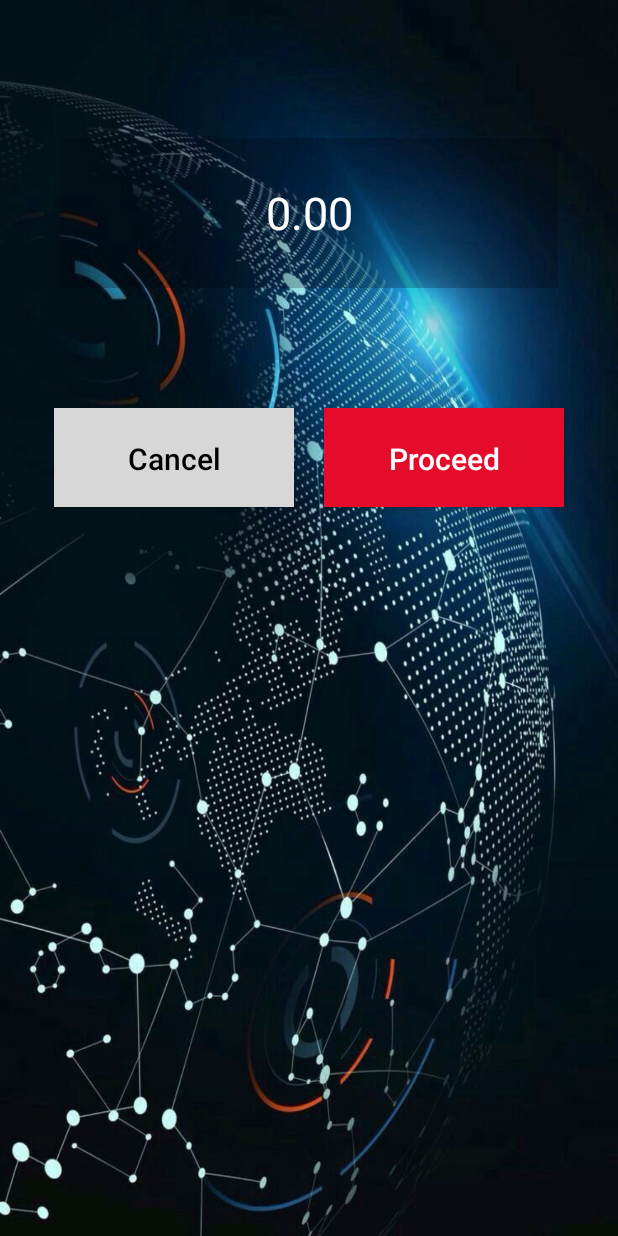
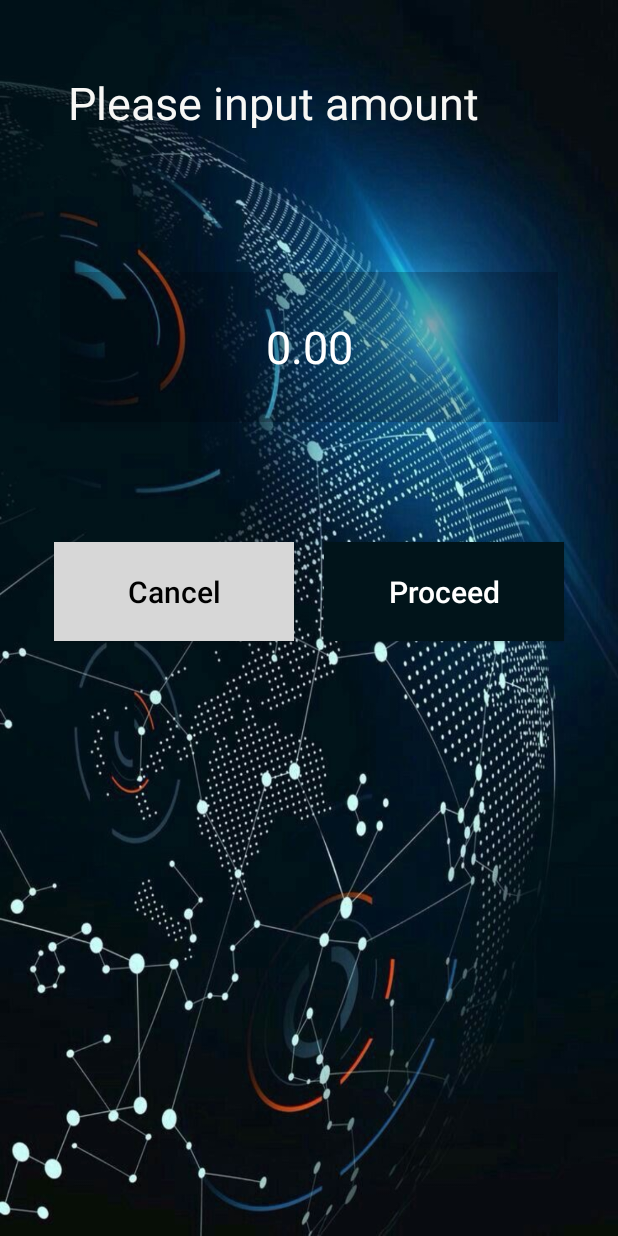
Before and after one commit to efulldev/ETPSPay, an Android app: the layout activity_amount.xml on its own in the app's theme, with its tools: preview values and no code run, on a phone screen of 412 x 824 dp. Run offline under Robolectric (Android 15) with nearby library versions, the phone set to English and light mode, and no system bars.

Commit message:
Worked on UI

```diff
--- a/app/src/main/java/com/efulltech/etpspay/ui/auth/login/LoginActivity.java
+++ b/app/src/main/java/com/efulltech/etpspay/ui/auth/login/LoginActivity.java
@@ -18,6 +18,7 @@ import android.text.Editable;
 import android.text.TextWatcher;
 import android.view.KeyEvent;
 import android.view.View;
+import android.view.animation.TranslateAnimation;
 import android.view.inputmethod.EditorInfo;
 import android.widget.Button;
 import android.widget.EditText;
@@ -40,12 +41,21 @@ public class LoginActivity extends AppCompatActivity implements TextToSpeech.OnI
     private LoginViewModel loginViewModel;
     private static final int MY_DATA_CHECK_CODE = 2309;
     private TextToSpeech myTTS;
+    private TranslateAnimation moveUpwards;
 
 
     @Override
     public void onCreate(Bundle savedInstanceState) {
         super.onCreate(savedInstanceState);
         setContentView(R.layout.activity_login2);
+
+
+        moveUpwards = new TranslateAnimation(0, 0, 1000, 0);
+        moveUpwards.setDuration(3000);
+        moveUpwards.setFillAfter(true);
+        moveUpwards.setRepeatCount(-1);
+        findViewById(R.id.login).startAnimation(moveUpwards);
+
         loginViewModel = ViewModelProviders.of(this, new LoginViewModelFactory())
                 .get(LoginViewModel.class);
 
--- a/epay_tps_library_module/src/main/AndroidManifest.xml
+++ b/epay_tps_library_module/src/main/AndroidManifest.xml
@@ -19,6 +19,7 @@
 
     <application>
         <activity android:name=".AmountActivity"
+            android:theme="@style/NoActionBar"
             />
         <activity
             android:name=".TransactionOptions"
--- a/epay_tps_library_module/src/main/res/layout/activity_amount.xml
+++ b/epay_tps_library_module/src/main/res/layout/activity_amount.xml
@@ -23,7 +23,7 @@
                 android:layout_height="100dp"
                 android:layout_alignParentTop="true"
                 android:layout_marginStart="40dp"
-                android:layout_marginTop="92dp"
+                android:layout_marginTop="96dp"
                 android:layout_marginEnd="40dp"
                 android:background="@color/black_transparent"
                 android:gravity="right"
@@ -35,8 +35,9 @@
                 android:textColorHint="@android:color/white"
                 android:textSize="30sp"
                 app:layout_constraintEnd_toEndOf="parent"
+                app:layout_constraintHorizontal_bias="0.0"
                 app:layout_constraintStart_toStartOf="parent"
-                app:layout_constraintTop_toTopOf="parent" />
+                app:layout_constraintTop_toBottomOf="@+id/textView2" />
 
             <LinearLayout
                 android:layout_width="394dp"
@@ -61,7 +62,7 @@
                     android:layout_marginEnd="20dp"
                     android:layout_marginBottom="30dp"
                     android:background="@color/grey_lighten_3"
-                    android:padding="20dp"
+                    android:padding="10dp"
                     android:text="@string/cancel"
                     android:textAllCaps="false"
                     android:textColor="@android:color/black"
@@ -73,14 +74,28 @@
                     android:layout_height="match_parent"
                     android:layout_marginTop="30dp"
                     android:layout_marginBottom="30dp"
-                    android:background="@color/peach_pink"
-                    android:padding="20dp"
+                    android:background="#01141a"
+                    android:padding="10dp"
                     android:text="@string/proceed"
                     android:textAllCaps="false"
                     android:textColor="@android:color/white"
                     android:textSize="20sp" />
 
             </LinearLayout>
+
+            <TextView
+                android:id="@+id/textView2"
+                android:layout_width="wrap_content"
+                android:layout_height="37dp"
+                android:layout_marginStart="42dp"
+                android:layout_marginTop="48dp"
+                android:text="@string/input_init_amount"
+                android:textColor="@color/light_grey"
+                android:textSize="30sp"
+                app:layout_constraintEnd_toEndOf="parent"
+                app:layout_constraintHorizontal_bias="0.034"
+                app:layout_constraintStart_toStartOf="parent"
+                app:layout_constraintTop_toTopOf="parent" />
         </androidx.constraintlayout.widget.ConstraintLayout>
 
 
--- a/epay_tps_library_module/src/main/res/layout/activity_card_payment.xml
+++ b/epay_tps_library_module/src/main/res/layout/activity_card_payment.xml
@@ -27,7 +27,7 @@
             android:layout_height="match_parent"
             android:layout_marginStart="10dp"
             android:layout_marginEnd="10dp"
-            android:src="@drawable/card"/>
+            android:src="@drawable/card" />
 
     </LinearLayout>
 
--- /dev/null
+++ b/epay_tps_library_module/src/main/res/values/style.xml
@@ -0,0 +1,7 @@
+<?xml version="1.0" encoding="utf-8"?>
+<resources  xmlns:ns1="http://schemas.android.com/tools">
+    <style name="NoActionBar">
+        <item name="windowActionBar">false</item>
+        <item name="windowNoTitle">true</item>
+    </style>
+</resources>
```
Also changed, not shown: epay_tps_library_module/src/main/res/drawable/card.png.
